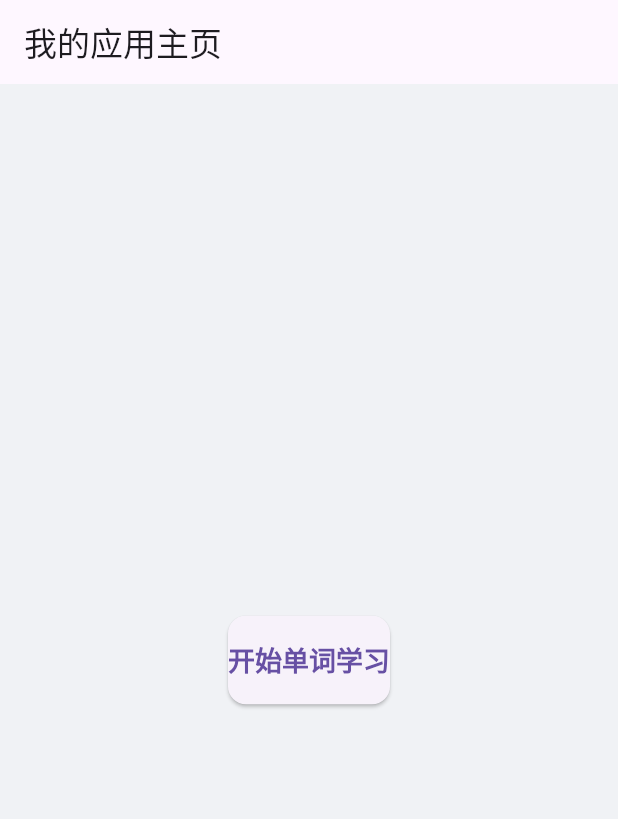
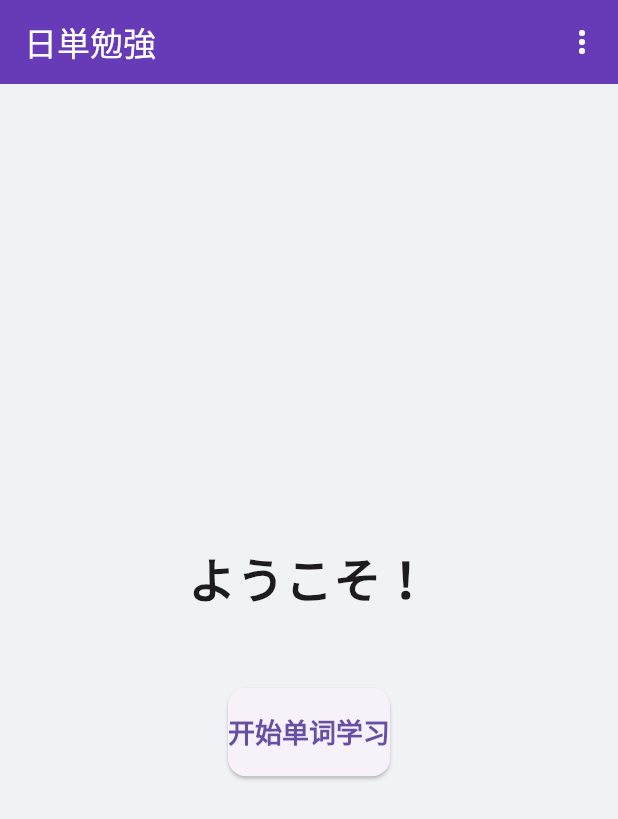
Before and after one commit to ChuZouQAQ/nihon-word-study, a Flutter app: the screen it shows after launch, on a phone screen of 412 x 824 dp. Shown: the top 819 px of the screen. Run offline on Flutter 3.47's test engine with Material 3 defaults, Android fonts, the phone set to English and light mode, and no system bars; our stand-ins replace csv, file_picker, sqflite; accounts and stored records are empty; Roboto replaces fonts that are missing (NotoSansSC).

Commit message:
Update main.dart

```diff
--- a/lib/main.dart
+++ b/lib/main.dart
@@ -1,6 +1,7 @@
 // 所有的 import 语句都必须放在文件的最顶端
 import 'package:flutter/material.dart';
 import 'input_screen.dart'; // 导入单词输入页面
+import 'import_page.dart'; // <--- 新增：导入“词库导入”页面
 
 // 整个文件只有一个 main 函数
 void main() {
@@ -14,10 +15,10 @@ class MyApp extends StatelessWidget {
   @override
   Widget build(BuildContext context) {
     return MaterialApp(
-      title: '我的应用',
+      title: '日単勉強',
       // 【已修复】这里修复了 CardTheme 的类型错误
       theme: ThemeData(
-        primarySwatch: Colors.blue,
+        primarySwatch: Colors.deepPurple,
         fontFamily: 'NotoSansSC',
         scaffoldBackgroundColor: const Color(0xFFF0F2F5),
         // 错误修正：应该是 CardThemeData 而不是 CardTheme
@@ -38,7 +39,7 @@ class MyApp extends StatelessWidget {
         ),
       ),
       // 将 MyHomePage 设置为应用主页
-      home: const MyHomePage(title: '我的应用主页'),
+      home: const MyHomePage(title: '日単勉強'),
     );
   }
 }
@@ -60,12 +61,50 @@ class MyHomePage extends StatelessWidget {
     return Scaffold(
       appBar: AppBar(
         title: Text(title),
+        backgroundColor: Colors.deepPurple,
+        foregroundColor: Colors.white,
+        actions: [
+          // --- 这里是方案一的代码集成 ---
+          // 在顶部的 AppBar 添加一个菜单
+          PopupMenuButton<String>(
+            onSelected: (value) {
+              if (value == 'import') {
+                // 导航到导入页面
+                Navigator.of(context).push(
+                  MaterialPageRoute(builder: (context) => const ImportPage()),
+                );
+              }
+            },
+            itemBuilder: (BuildContext context) => <PopupMenuEntry<String>>[
+              const PopupMenuItem<String>(
+                value: 'import',
+                child: Row(
+                  children: [
+                    Icon(Icons.upload_file, color: Colors.black54),
+                    SizedBox(width: 8),
+                    Text('导入词库'),
+                  ],
+                ),
+              ),
+            ],
+          ),
+        ],
       ),
       // 在主页中央添加一个按钮
       body: Center(
-        child: ElevatedButton(
-          onPressed: () => _navigateToWordStudy(context),
-          child: const Text('开始单词学习'),
+        child: Column(
+          mainAxisAlignment: MainAxisAlignment.center,
+          children: [
+            const Text(
+              'ようこそ！', // 欢迎!
+              style: TextStyle(fontSize: 32, fontWeight: FontWeight.bold),
+            ),
+            const SizedBox(height: 50),
+            ElevatedButton(
+              onPressed: () => _navigateToWordStudy(context),
+              child: const Text('开始单词学习'),
+            ),
+          ],
         ),
       ),
     );
```
